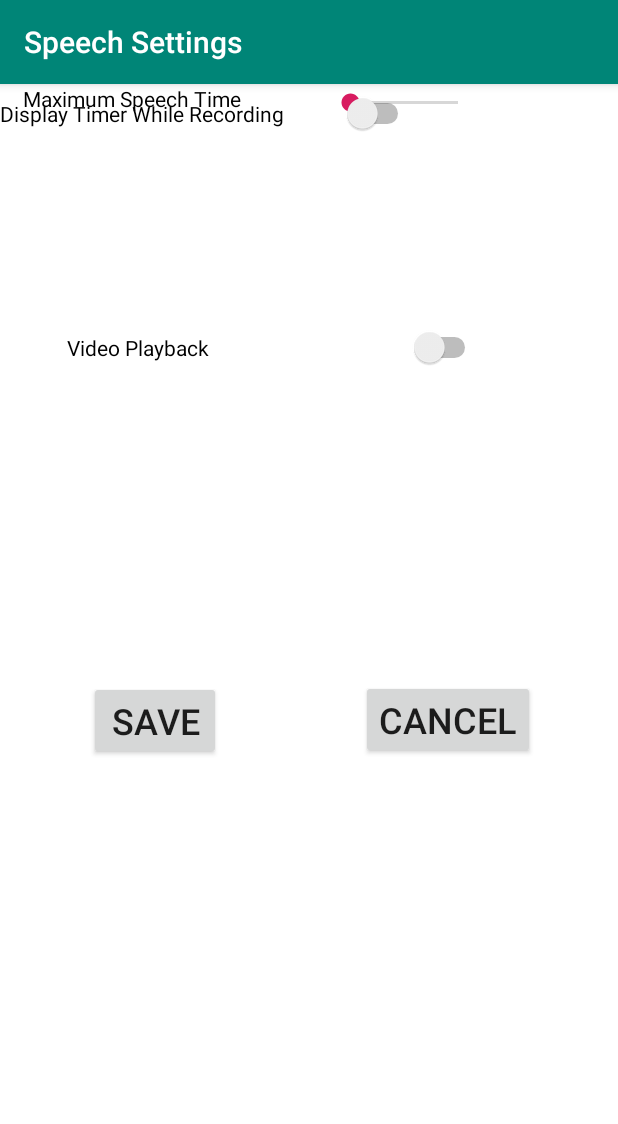
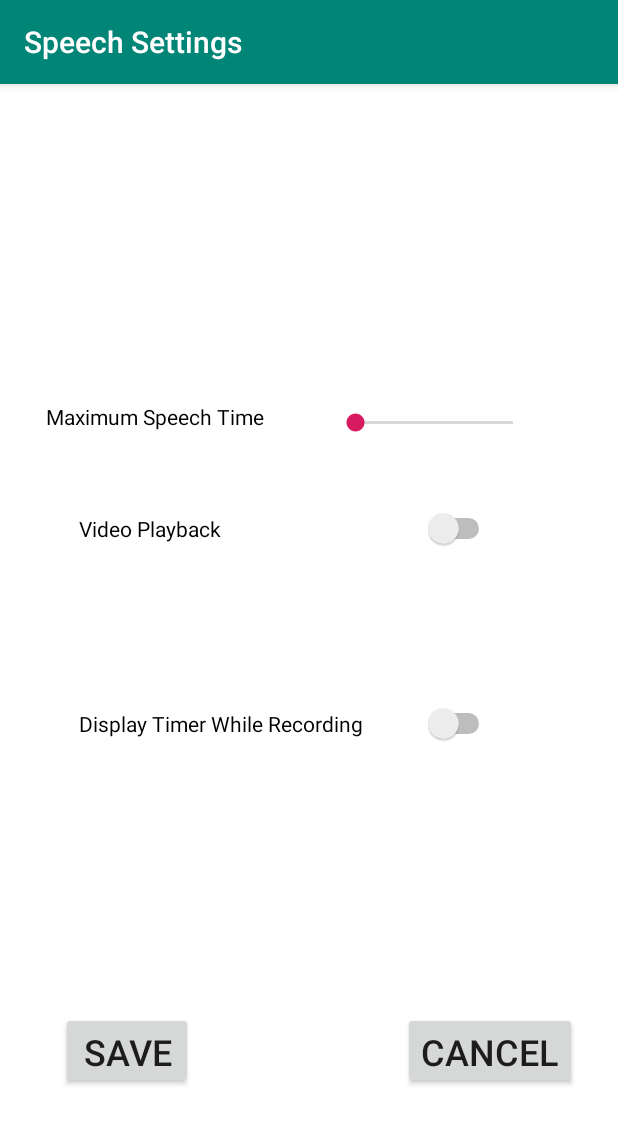
Before and after one commit to Armand42/ECS-193A-B, an Android app: the SpeechSettings screen opened directly, with no data from a screen before it, on a phone screen of 412 x 824 dp. Shown: the top 1124 px of the screen. Run offline under Robolectric (Android 15) with nearby library versions, the phone set to English and light mode, and no system bars.

Commit message:
displaying speech names in SpeechView and ScriptView

```diff
--- a/app/src/main/java/com/example/speechpreparation/MainMenu.java
+++ b/app/src/main/java/com/example/speechpreparation/MainMenu.java
@@ -13,8 +13,8 @@ import java.io.File;
 
 public class MainMenu extends AppCompatActivity implements AdapterView.OnItemClickListener {
     ListView listView;
-    File[] filesfile;
-
+    File[] filePathNames;
+    String[] fileNames;
     @Override
     protected void onCreate(Bundle savedInstanceState) {
         super.onCreate(savedInstanceState);
@@ -24,13 +24,13 @@ public class MainMenu extends AppCompatActivity implements AdapterView.OnItemCli
 
         File dir = new File(getFilesDir() + File.separator + "speech-scripts");
         // Get all files saved to speech scripts
-        filesfile = dir.listFiles();
+        filePathNames = dir.listFiles();
 
         //get file names
-        String[] filesname = dir.list();
+        fileNames = dir.list();
 
-        if (filesfile != null) {
-            ArrayAdapter<String> itemsAdapter = new ArrayAdapter<>(this, android.R.layout.simple_list_item_1, filesname);
+        if (filePathNames != null) {
+            ArrayAdapter<String> itemsAdapter = new ArrayAdapter<>(this, android.R.layout.simple_list_item_1, fileNames);
 
             // Connect this adapter to a listview to be populated
             listView = (ListView) findViewById(R.id.speechNames);
@@ -45,18 +45,20 @@ public class MainMenu extends AppCompatActivity implements AdapterView.OnItemCli
         startActivity(intent);
     }
 
-    public void goToSpeechMenu(View view, String filePath){
+    public void goToSpeechMenu(View view, String filePath, String speechName){
         Intent intent = new Intent(this, SpeechView.class);
         intent.putExtra("filePath", filePath);
+        intent.putExtra("speechName", speechName);
         startActivity(intent);
     }
 
     @Override
     public void onItemClick(AdapterView<?> parent, View view, int position, long id) {
         TextView temp = (TextView) view;
-//        String speechName = listView.getItemAtPosition(position).toString();
-        String speechName = filesfile[position].toString();
+//        String filePath = listView.getItemAtPosition(position).toString();
+        String filePath = filePathNames[position].toString();
+        String speechName = fileNames[position];
 //        Toast.makeText(getApplicationContext(), Value, Toast.LENGTH_SHORT).show();
-        goToSpeechMenu(view, speechName);
+        goToSpeechMenu(view, filePath, speechName);
     }
 }
--- a/app/src/main/java/com/example/speechpreparation/ScriptView.java
+++ b/app/src/main/java/com/example/speechpreparation/ScriptView.java
@@ -20,7 +20,7 @@ public class ScriptView extends AppCompatActivity {
         setContentView(R.layout.activity_script_view);
 
         Intent intent = getIntent();
-        setTitle(intent.getStringExtra("speechName") + "script");
+        setTitle(intent.getStringExtra("speechName") + " script");
 
         try {
             readFromFile(intent.getStringExtra("filePath"));
--- a/app/src/main/java/com/example/speechpreparation/SpeechView.java
+++ b/app/src/main/java/com/example/speechpreparation/SpeechView.java
@@ -19,8 +19,9 @@ public class SpeechView extends AppCompatActivity {
         // Get the Intent that started this activity and extract the string
         Intent intent = getIntent();
         filePath = intent.getStringExtra("filePath");
+        speechName = intent.getStringExtra("speechName");
         Log.e("FILE:", filePath);
-        speechName = filePath.substring(filePath.lastIndexOf("\\")+1);
+//        speechName = filePath.substring(filePath.lastIndexOf("\\")+1);
         setTitle(speechName);
     }
 
--- a/app/src/main/res/layout/speech_settings.xml
+++ b/app/src/main/res/layout/speech_settings.xml
@@ -11,13 +11,13 @@
     <Button
         android:id="@+id/saveButton"
         android:layout_width="wrap_content"
-        android:layout_height="wrap_content"
-        android:layout_marginStart="83dp"
-        android:layout_marginLeft="83dp"
-        android:layout_marginTop="114dp"
-        android:layout_marginEnd="47dp"
-        android:layout_marginRight="47dp"
-        android:layout_marginBottom="73dp"
+        android:layout_height="51dp"
+        android:layout_marginStart="53dp"
+        android:layout_marginLeft="53dp"
+        android:layout_marginTop="157dp"
+        android:layout_marginEnd="70dp"
+        android:layout_marginRight="70dp"
+        android:layout_marginBottom="89dp"
         android:onClick="goToSpeechMenu"
         android:text="@string/save_button"
         android:textSize="24sp"
@@ -28,60 +28,63 @@
 
     <SeekBar
         android:id="@+id/maxTime"
-        android:layout_width="104dp"
+        android:layout_width="137dp"
         android:layout_height="41dp"
-        android:layout_marginStart="16dp"
-        android:layout_marginLeft="16dp"
-        android:layout_marginTop="222dp"
-        android:layout_marginEnd="91dp"
-        android:layout_marginRight="91dp"
-        android:layout_marginBottom="58dp"
+        android:layout_marginTop="205dp"
+        android:layout_marginEnd="54dp"
+        android:layout_marginRight="54dp"
+        android:layout_marginBottom="52dp"
         android:max="60"
         app:layout_constraintBottom_toTopOf="@+id/videoPlaybackSwitch"
         app:layout_constraintEnd_toEndOf="parent"
-        app:layout_constraintStart_toEndOf="@+id/textView"
-        app:layout_constraintTop_toTopOf="parent"
-        app:layout_constraintVertical_bias="0.0" />
+        app:layout_constraintTop_toTopOf="parent" />
 
     <TextView
         android:id="@+id/textView"
-        android:layout_width="156dp"
-        android:layout_height="26dp"
-        android:layout_marginStart="16dp"
-        android:layout_marginLeft="16dp"
+        android:layout_width="160dp"
+        android:layout_height="27dp"
+        android:layout_marginStart="30dp"
+        android:layout_marginLeft="30dp"
+        android:layout_marginTop="212dp"
         android:layout_marginEnd="30dp"
         android:layout_marginRight="30dp"
         android:text="@string/speech_settings_max_time"
         android:textColor="@android:color/black"
         app:layout_constraintEnd_toStartOf="@+id/maxTime"
         app:layout_constraintStart_toStartOf="parent"
-        tools:layout_editor_absoluteY="209dp" />
+        app:layout_constraintTop_toTopOf="parent" />
 
     <Switch
         android:id="@+id/videoPlaybackSwitch"
-        android:layout_width="276dp"
+        android:layout_width="277dp"
         android:layout_height="39dp"
-        android:layout_marginStart="44dp"
-        android:layout_marginLeft="44dp"
-        android:layout_marginTop="65dp"
-        android:layout_marginEnd="91dp"
-        android:layout_marginRight="91dp"
-        android:layout_marginBottom="35dp"
+        android:layout_marginStart="52dp"
+        android:layout_marginLeft="52dp"
+        android:layout_marginTop="30dp"
+        android:layout_marginEnd="82dp"
+        android:layout_marginRight="82dp"
         android:text="@string/speech_settings_video_playback_toggle"
         android:theme="@style/SwitchTheme"
-        app:layout_constraintBottom_toTopOf="@+id/displayTimerSwitch"
         app:layout_constraintEnd_toEndOf="parent"
         app:layout_constraintStart_toStartOf="parent"
         app:layout_constraintTop_toBottomOf="@+id/maxTime" />
 
     <Switch
         android:id="@+id/displayTimerSwitch"
-        android:layout_width="276dp"
-        android:layout_height="39dp"
+        android:layout_width="277dp"
+        android:layout_height="54dp"
+        android:layout_marginStart="52dp"
+        android:layout_marginLeft="52dp"
+        android:layout_marginTop="65dp"
+        android:layout_marginEnd="82dp"
+        android:layout_marginRight="82dp"
+        android:layout_marginBottom="297dp"
         android:text="@string/speech_settings_timer_toggle"
         android:theme="@style/SwitchTheme"
-        tools:layout_editor_absoluteX="44dp"
-        tools:layout_editor_absoluteY="454dp" />
+        app:layout_constraintBottom_toBottomOf="parent"
+        app:layout_constraintEnd_toEndOf="parent"
+        app:layout_constraintStart_toStartOf="parent"
+        app:layout_constraintTop_toBottomOf="@+id/videoPlaybackSwitch" />
 
     <android.support.constraint.Guideline
         android:id="@+id/guideline"
@@ -93,13 +96,13 @@
     <Button
         android:id="@+id/cancelButton"
         android:layout_width="wrap_content"
-        android:layout_height="wrap_content"
-        android:layout_marginStart="46dp"
-        android:layout_marginLeft="46dp"
-        android:layout_marginTop="114dp"
-        android:layout_marginEnd="79dp"
-        android:layout_marginRight="79dp"
-        android:layout_marginBottom="74dp"
+        android:layout_height="51dp"
+        android:layout_marginStart="70dp"
+        android:layout_marginLeft="70dp"
+        android:layout_marginTop="157dp"
+        android:layout_marginEnd="40dp"
+        android:layout_marginRight="40dp"
+        android:layout_marginBottom="89dp"
         android:onClick="goToSpeechMenu"
         android:text="@string/cancel_button"
         android:textSize="24sp"
```
